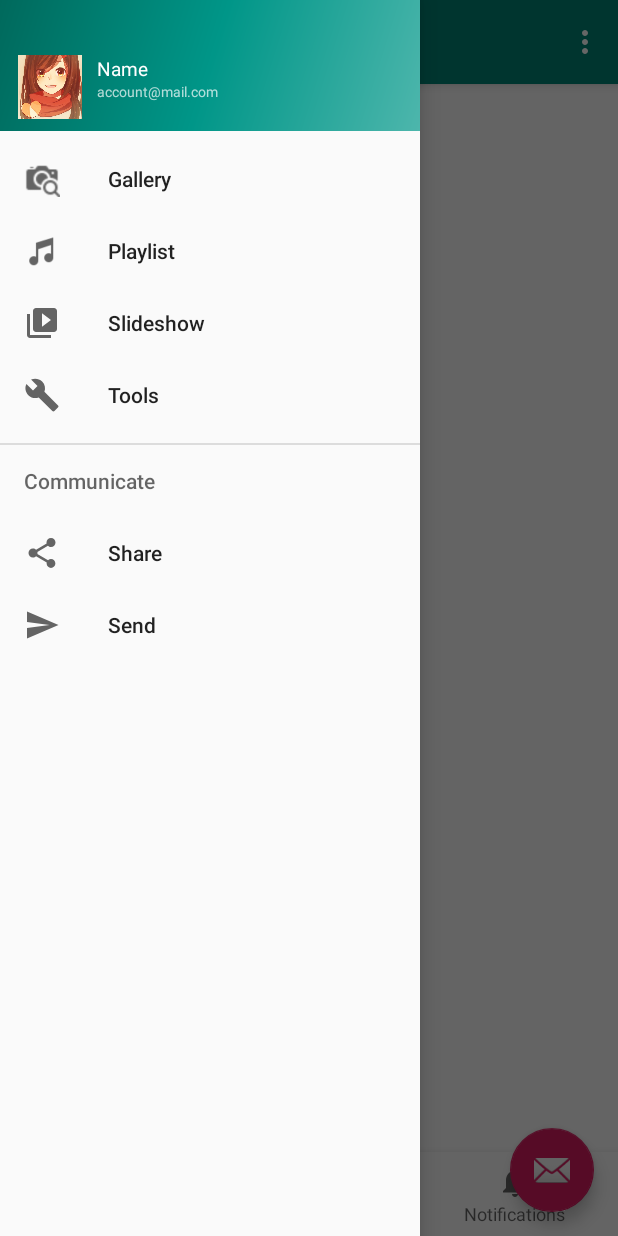
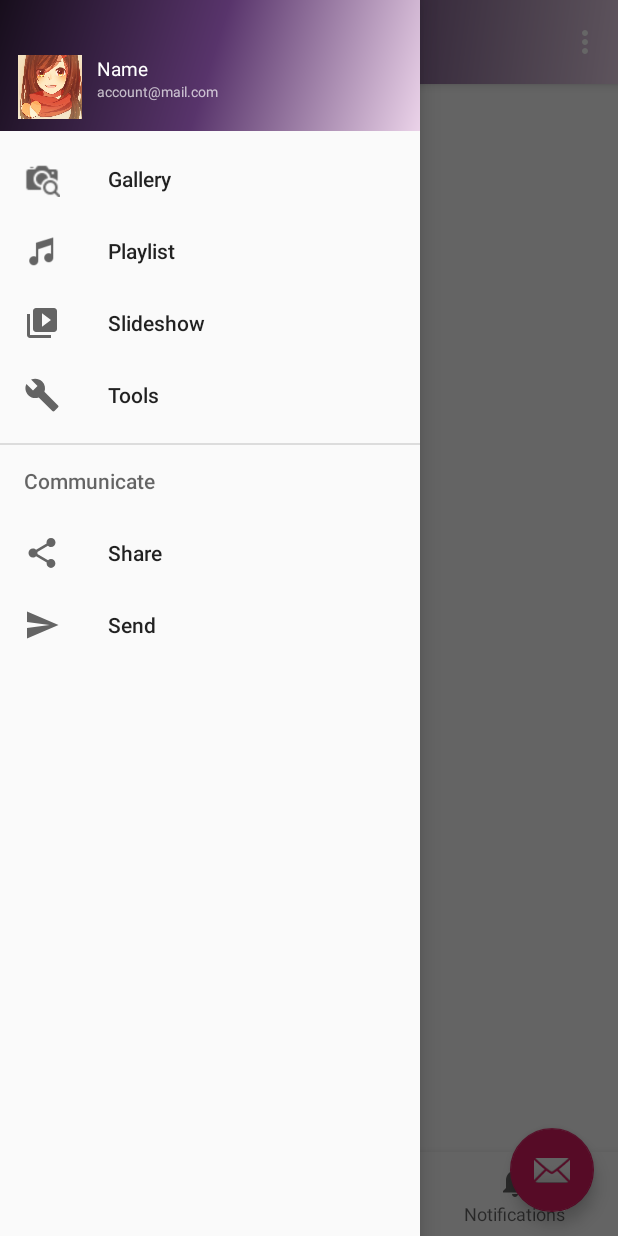
Before and after one commit to RodicaMihaelaVasilescu/MobileApplication, an Android app: the screen it shows after launch (MainActivity), with the side drawer open, on a phone screen of 412 x 824 dp. Run offline under Robolectric (Android 15) with nearby library versions, the phone set to English and light mode, and no system bars.

Commit message:
change default color

```diff
--- a/AndroidStudioApplication/app/src/main/res/drawable/side_nav_bar.xml
+++ b/AndroidStudioApplication/app/src/main/res/drawable/side_nav_bar.xml
@@ -2,8 +2,8 @@
     android:shape="rectangle">
     <gradient
         android:angle="135"
-        android:centerColor="#009688"
-        android:endColor="#00695C"
-        android:startColor="#4DB6AC"
+        android:centerColor="#58346b"
+        android:endColor="#170e1c"
+        android:startColor="#ebd3e9"
         android:type="linear" />
 </shape>
--- a/AndroidStudioApplication/app/src/main/res/layout/app_bar_main.xml
+++ b/AndroidStudioApplication/app/src/main/res/layout/app_bar_main.xml
@@ -15,7 +15,7 @@
             android:id="@+id/toolbar"
             android:layout_width="match_parent"
             android:layout_height="?attr/actionBarSize"
-            android:background="?attr/colorPrimary"
+            android:background="@drawable/side_nav_bar"
             app:popupTheme="@style/AppTheme.PopupOverlay" />
 
     </com.google.android.material.appbar.AppBarLayout>
```
